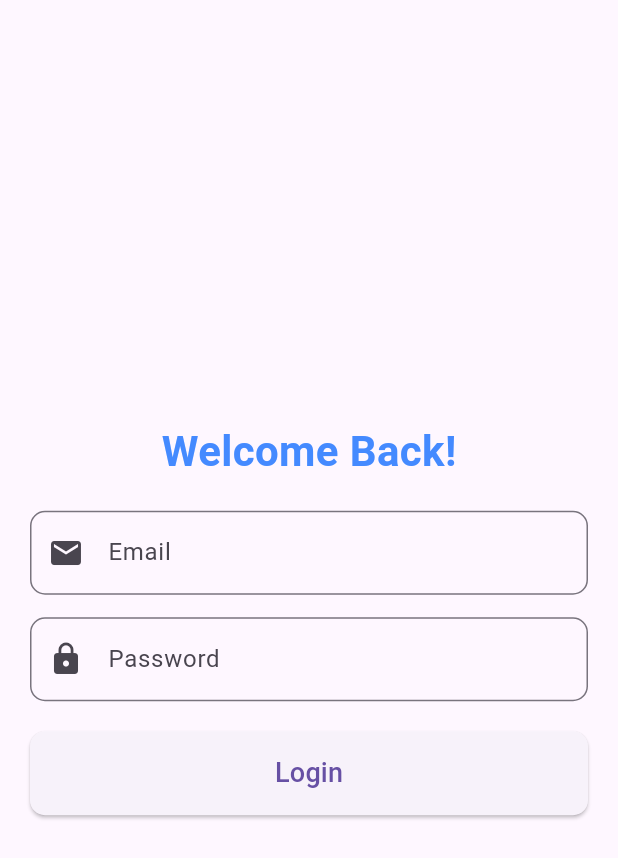
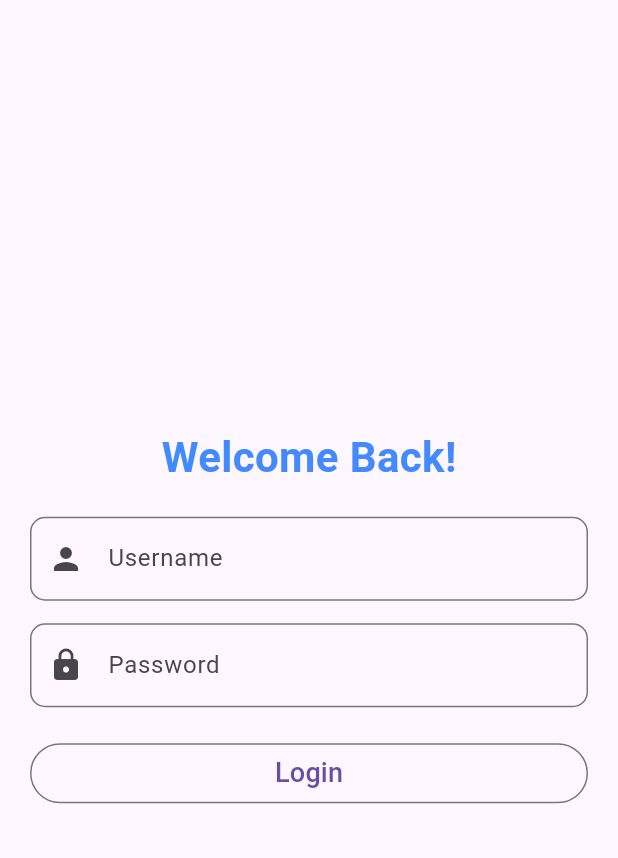
Before and after one commit to Daksh-K-11/Quiz-App, a Flutter app: the screen it shows after launch, on a phone screen of 412 x 824 dp. Shown: the top 858 px of the screen. Run offline on Flutter 3.47's test engine with Material 3 defaults, Android fonts, the phone set to English and light mode, and no system bars; our stand-ins replace shared_preferences.

Commit message:
navigation fixed

```diff
--- a/lib/screens/category_selection_screen.dart
+++ b/lib/screens/category_selection_screen.dart
@@ -2,13 +2,15 @@ import 'package:flutter/material.dart';
 import 'quiz_screen.dart';
 
 class CategorySelectionScreen extends StatelessWidget {
-  const CategorySelectionScreen({super.key});
+  const CategorySelectionScreen({required this.name, super.key});
+
+  final String name;
 
   @override
   Widget build(BuildContext context) {
     return Scaffold(
       appBar: AppBar(
-        title: const Text('Select a Category'),
+        title: Text('Welcome $name!'),
       ),
       body: GridView.count(
         crossAxisCount: 2,
--- a/lib/screens/login_screen.dart
+++ b/lib/screens/login_screen.dart
@@ -1,11 +1,13 @@
 import 'package:flutter/material.dart';
-import 'quiz_screen.dart';
+import 'package:quiz_app/screens/category_selection_screen.dart';
 
 class LoginScreen extends StatelessWidget {
   const LoginScreen({super.key});
 
   @override
   Widget build(BuildContext context) {
+    TextEditingController username = TextEditingController();
+    TextEditingController password = TextEditingController();
     return Scaffold(
       body: Padding(
         padding: const EdgeInsets.all(20.0),
@@ -23,16 +25,18 @@ class LoginScreen extends StatelessWidget {
               ),
               const SizedBox(height: 20),
               TextField(
+                controller: username,
                 decoration: InputDecoration(
-                  labelText: 'Email',
+                  labelText: 'Username',
                   border: OutlineInputBorder(
                     borderRadius: BorderRadius.circular(10),
                   ),
-                  prefixIcon: const Icon(Icons.email),
+                  prefixIcon: const Icon(Icons.person),
                 ),
               ),
               const SizedBox(height: 15),
               TextField(
+                controller: password,
                 obscureText: true,
                 decoration: InputDecoration(
                   labelText: 'Password',
@@ -45,16 +49,22 @@ class LoginScreen extends StatelessWidget {
               const SizedBox(height: 20),
               SizedBox(
                 width: double.infinity,
-                child: ElevatedButton(
-                  onPressed: (){
-                    Navigator.of(context).pushReplacement(MaterialPageRoute(builder: (ctx)=> const QuizScreen()));
+                child: OutlinedButton(
+                  onPressed: () {
+                    if (password.text == "pwd123") {
+                      Navigator.of(context).pushReplacement(MaterialPageRoute(
+                          builder: (ctx) => CategorySelectionScreen(name: username.text)));
+                    } else {
+                      ScaffoldMessenger.of(context).showSnackBar(
+                          const SnackBar(content: Text("Invalid password")));
+                    }
                   },
-                  style: ElevatedButton.styleFrom(
-                    padding: const EdgeInsets.symmetric(vertical: 15),
-                    shape: RoundedRectangleBorder(
-                      borderRadius: BorderRadius.circular(10),
-                    ),
-                  ),
+                  // style: ElevatedButton.styleFrom(
+                  //   padding: const EdgeInsets.symmetric(vertical: 15),
+                  //   shape: RoundedRectangleBorder(
+                  //     borderRadius: BorderRadius.circular(10),
+                  //   ),
+                  // ),
                   child: const Text(
                     'Login',
                     style: TextStyle(fontSize: 18),
--- a/lib/screens/quiz_screen.dart
+++ b/lib/screens/quiz_screen.dart
@@ -5,6 +5,8 @@ import 'results_screen.dart';
 
 class QuizScreen extends StatefulWidget {
   const QuizScreen({super.key});
+
+  // final String username;
 
   @override
   QuizScreenState createState() => QuizScreenState();
```
